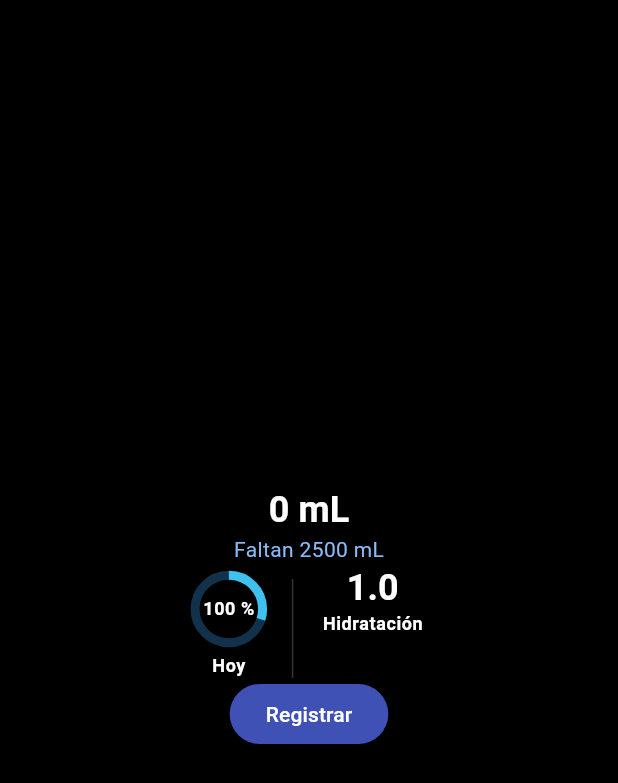
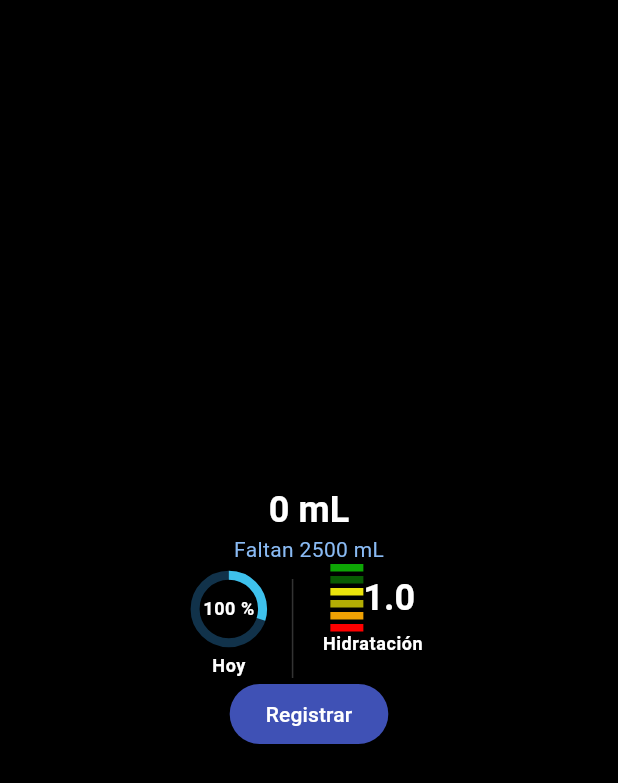
Before and after one commit to Daniel-Fernandez-Guarneros/App_Hi_Water, a Flutter app: the screen it shows after launch, on a phone screen of 412 x 824 dp. Shown: the top 783 px of the screen. Run offline on Flutter 3.47's test engine with Material 2 defaults, Android fonts, the light colour scheme and no system bars.

Commit message:
1_5 Agregando la barra de progresoo de Hidratación

```diff
--- a/lib/assets/interval_progress_bar.dart
+++ b/lib/assets/interval_progress_bar.dart
@@ -10,6 +10,54 @@ class IntervalProgressBar extends StatefulWidget {
 class _IntervalProgressBarState extends State<IntervalProgressBar> {
   @override
   Widget build(BuildContext context) {
-    return Container();
+    return Row(
+      children: [
+        _bar(),
+        _label(),
+      ],
+    );
+  }
+
+  Widget _bar() {
+    return Column(
+      children: [
+        _interval(customColor: const Color.fromARGB(255, 13, 166, 5)),
+        _separator(),
+        _interval(customColor: const Color.fromARGB(255, 8, 91, 3)),
+        _separator(),
+        _interval(customColor: const Color.fromARGB(255, 235, 228, 12)),
+        _separator(),
+        _interval(customColor: const Color.fromARGB(255, 179, 173, 4)),
+        _separator(),
+        _interval(customColor: const Color.fromARGB(255, 240, 161, 3)),
+        _separator(),
+        _interval(customColor: const Color.fromARGB(255, 255, 0, 0)),
+      ],
+    );
+  }
+
+  Widget _interval({required Color customColor}) {
+    return SizedBox(
+      width: 22.0,
+      height: 5.0,
+      child: DecoratedBox(
+        decoration: BoxDecoration(
+          color: customColor,
+        ),
+      ),
+    );
+  }
+
+  Widget _separator() {
+    return const SizedBox(
+      height: 3,
+    );
+  }
+
+  Widget _label() {
+    return Text(
+      '1.0',
+      style: Theme.of(context).textTheme.headlineSmall,
+    );
   }
 }
--- a/lib/screens/start_screen.dart
+++ b/lib/screens/start_screen.dart
@@ -1,3 +1,4 @@
+import 'package:app_wear/assets/interval_progress_bar.dart';
 import 'package:flutter/material.dart';
 
 class StartScreen extends StatefulWidget {
@@ -103,7 +104,8 @@ class _StartScreenState extends State<StartScreen> {
   Widget _hydration() {
     return Column(
       children: [
-        _intervalBar(),
+        const IntervalProgressBar(),
+        //_intervalBar(),
         Text(
           'Hidratación',
           style: Theme.of(context).textTheme.bodySmall,
@@ -112,12 +114,12 @@ class _StartScreenState extends State<StartScreen> {
     );
   }
 
-  Widget _intervalBar() {
+  /*Widget _intervalBar() {
     return Text(
       '1.0',
       style: Theme.of(context).textTheme.headlineSmall,
     );
-  }
+  }*/
 
   Widget _buttonReg() {
     return Center(
```
